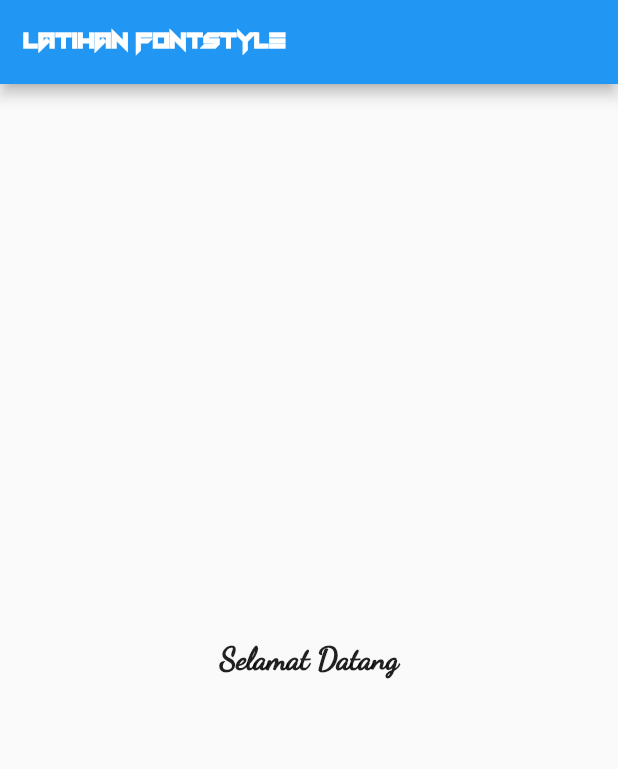
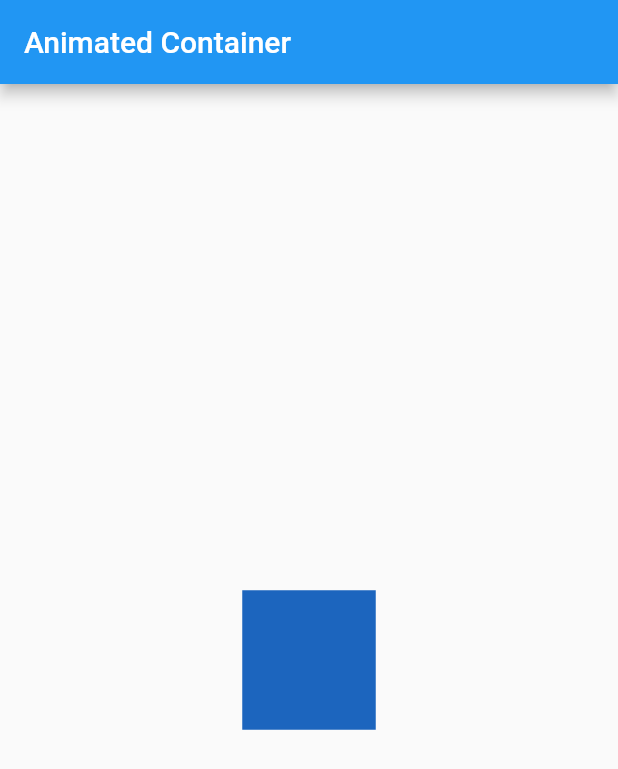
Before and after one commit to mtomyis/flutterku, a Flutter app: the screen it shows after launch, on a phone screen of 412 x 824 dp. Shown: the top 769 px of the screen. Run offline on Flutter 3.47's test engine with Material 2 defaults, Android fonts, the phone set to English and light mode, and no system bars.

Commit message:
animated container

```diff
--- a/lib/main.dart
+++ b/lib/main.dart
@@ -1,3 +1,5 @@
+import 'dart:math';
+
 import 'package:flutter/material.dart';
 
 void main() {
@@ -103,34 +105,34 @@ void main() {
 //   }
 // }
 
-class MyApp extends StatelessWidget {
-  @override
-  Widget build(BuildContext context) {
-    return MaterialApp(
-      home: Scaffold(
-        appBar: AppBar(
-          title: Text(
-            "Latihan FontStyle",
-            style: TextStyle(
-                fontFamily: "vermin",
-                fontWeight: FontWeight.w700,
-                fontSize: 20),
-          ),
-        ),
-        body: Center(
-          child: Text(
-            "Selamat Datang",
-            style: TextStyle(
-              fontFamily: "DancingScript",
-              fontSize: 20,
-              fontWeight: FontWeight.w900,
-            ),
-          ),
-        ),
-      ),
-    );
-  }
-}
+// class MyApp extends StatelessWidget {
+//   @override
+//   Widget build(BuildContext context) {
+//     return MaterialApp(
+//       home: Scaffold(
+//         appBar: AppBar(
+//           title: Text(
+//             "Latihan FontStyle",
+//             style: TextStyle(
+//                 fontFamily: "vermin",
+//                 fontWeight: FontWeight.w700,
+//                 fontSize: 20),
+//           ),
+//         ),
+//         body: Center(
+//           child: Text(
+//             "Selamat Datang",
+//             style: TextStyle(
+//               fontFamily: "DancingScript",
+//               fontSize: 20,
+//               fontWeight: FontWeight.w900,
+//             ),
+//           ),
+//         ),
+//       ),
+//     );
+//   }
+// }
 
 // class MyApp extends StatefulWidget {
 //   @override
@@ -189,3 +191,35 @@ class MyApp extends StatelessWidget {
 //     );
 //   }
 // }
+
+class MyApp extends StatefulWidget {
+  @override
+  _MyAppState createState() => _MyAppState();
+}
+
+Random random = new Random();
+
+class _MyAppState extends State<MyApp> {
+  @override
+  Widget build(BuildContext context) {
+    return MaterialApp(
+      home: Scaffold(
+        appBar: AppBar(title: Text("Animated Container")),
+        body: Center(
+          child: GestureDetector(
+            onTap: () {
+              setState(() {});
+            },
+            child: AnimatedContainer(
+              duration: Duration(seconds: 1),
+              color: Color.fromARGB(255, random.nextInt(256),
+                  random.nextInt(256), random.nextInt(256)),
+              width: 50.0 + random.nextInt(101),
+              height: 50.0 + random.nextInt(101),
+            ),
+          ),
+        ),
+      ),
+    );
+  }
+}
```
